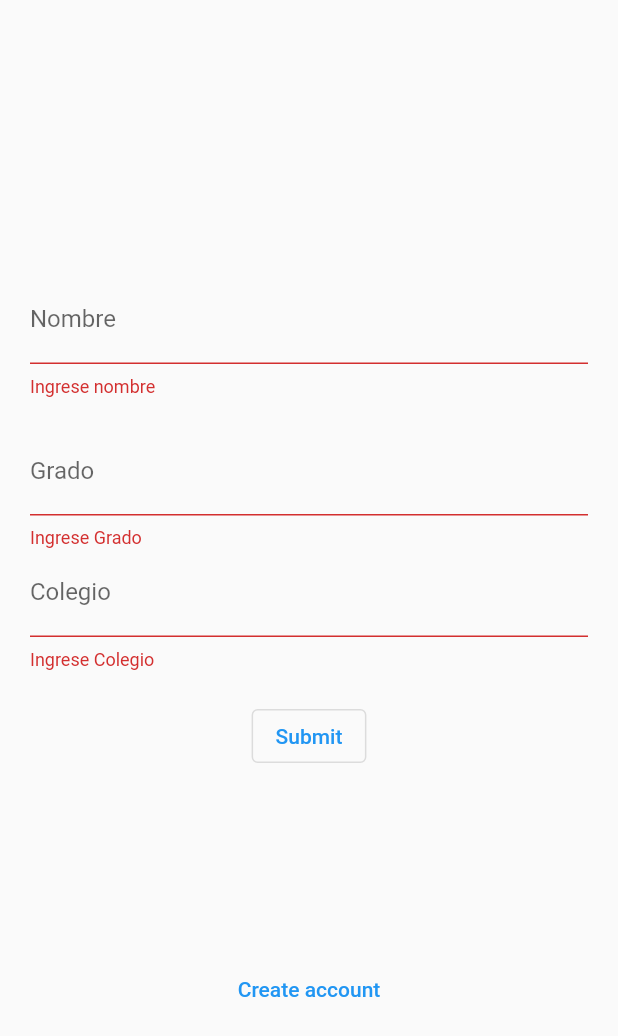
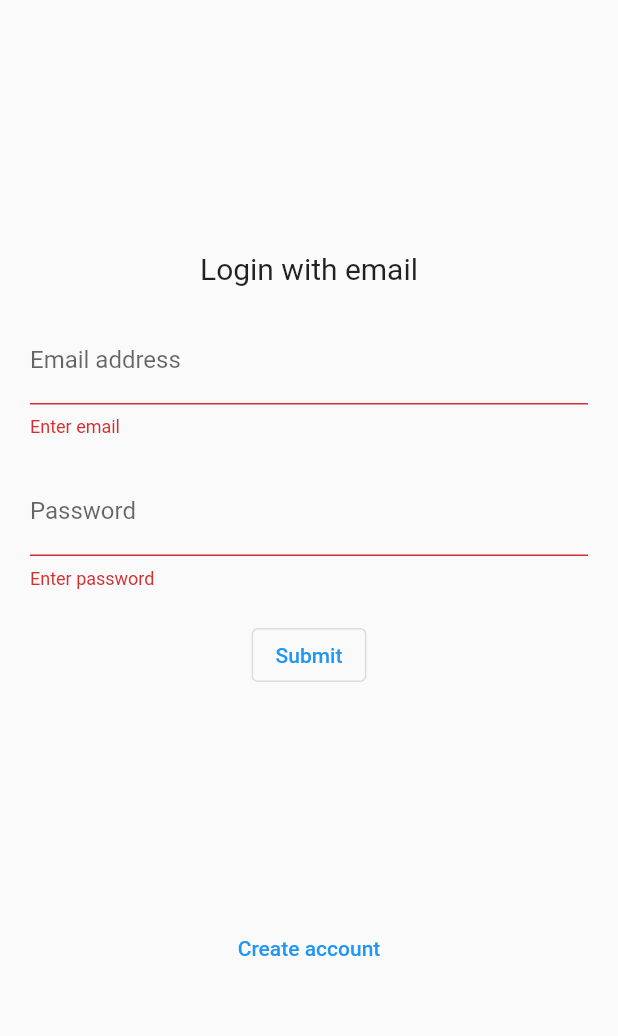
Before and after one commit to ATJaime/proyecto_movil, a Flutter app: the MyHomePage screen opened directly, after a tap on "Submit", on a phone screen of 412 x 824 dp. Shown: the top 1036 px of the screen. Run offline on Flutter 3.47's test engine with Material 2 defaults, Android fonts, the phone set to English and light mode, and no system bars; our stand-ins replace get, loggy; accounts and stored records are empty; network calls fail.

Commit message:
Autenticación

```diff
--- a/operaciones/lib/data_source/authentication_source.dart
+++ b/operaciones/lib/data_source/authentication_source.dart
@@ -3,16 +3,15 @@ import 'package:loggy/loggy.dart';
 import 'package:http/http.dart' as http;
 
 class AuthenticationDatatasource {
-  Future<String> login(String baseUrl, String name, String grade, String school) async {
+  Future<String> login(String baseUrl, String email, String password) async {
     final response = await http.post(
       Uri.parse("$baseUrl/login"),
       headers: <String, String>{
         'Content-Type': 'application/json; charset=UTF-8',
       },
       body: jsonEncode(<String, String>{
-        "username": name,
-        "password": grade,
-        "school": school
+        "username": email,
+        "password": password,
       }),
     );
 
@@ -27,16 +26,17 @@ class AuthenticationDatatasource {
     }
   }
 
-  Future<bool> signUp(String baseUrl, String name, String grade, String school) async {
+  Future<bool> signUp(String baseUrl, String email, String password) async {
     final response = await http.post(
       Uri.parse("$baseUrl/register"),
       headers: <String, String>{
         'Content-Type': 'application/json; charset=UTF-8',
       },
       body: jsonEncode(<String, String>{
-        "username": name,
-        "grade": grade,
-        "school": school,
+        "username": email,
+        "first_name": email,
+        "last_name": email,
+        "password": password,
       }),
     );
 
--- a/operaciones/lib/data_source/user_source.dart
+++ b/operaciones/lib/data_source/user_source.dart
@@ -4,7 +4,7 @@ import '../models/user.dart';
 import 'package:http/http.dart' as http;
 
 class UserDataSource {
-  final String apiKey = 'OLNkP0';
+  final String apiKey = 'LhNVPc';
 
   Future<List<User>> getUsers() async {
     List<User> users = [];
--- a/operaciones/lib/repositories/repository.dart
+++ b/operaciones/lib/repositories/repository.dart
@@ -10,20 +10,20 @@ class Repository {
 
   // the base url of the API should end without the /
   final String _baseUrl =
-      "http://ip172-18-0-46-ck87bmogftqg00eqvs0g-8000.direct.labs.play-with-docker.com";
+      'http://ip172-18-0-24-cka3udcsnmng00dvqcag-8000.direct.labs.play-with-docker.com';
 
   Repository() {
     _authenticationDataSource = AuthenticationDatatasource();
     _userDatatasource = UserDataSource();
   }
 
-  Future<bool> login(String name, String grade, String school) async {
-    token = await _authenticationDataSource.login(_baseUrl, name, grade, school);
+  Future<bool> login(String email, String password) async {
+    token = await _authenticationDataSource.login(_baseUrl, email, password);
     return true;
   }
 
-  Future<bool> signUp(String name, String grade, String school) async =>
-      await _authenticationDataSource.signUp(_baseUrl, name, grade, school);
+  Future<bool> signUp(String email, String password) async =>
+      await _authenticationDataSource.signUp(_baseUrl, email, password);
 
   Future<bool> logOut() async => await _authenticationDataSource.logOut();
 
--- a/operaciones/lib/ui/central.dart
+++ b/operaciones/lib/ui/central.dart
@@ -12,7 +12,7 @@ class Central extends StatelessWidget {
   Widget build(BuildContext context) {
     AuthenticationController authenticationController = Get.find();
     return Obx(() => authenticationController.isLogged
-        ? const MyHomePage()
-        : const StartPage());
+        ? const StartPage()
+        : const MyHomePage());
   }
 }
--- a/operaciones/lib/ui/controllers/authentication.dart
+++ b/operaciones/lib/ui/controllers/authentication.dart
@@ -8,16 +8,16 @@ class AuthenticationController extends GetxController {
 
   bool get isLogged => logged.value;
 
-  Future<void> login(name, grade, school) async {
+  Future<void> login(email, password) async {
     final AuthenticationUseCase authentication = Get.find();
-    await authentication.login(name, grade, school);
+    await authentication.login(email, password);
     logged.value = true;
   }
 
-  Future<bool> signUp(name, grade, school) async {
+  Future<bool> signUp(email, password) async {
     final AuthenticationUseCase authentication = Get.find();
     logInfo('Controller Sign Up');
-    await authentication.signUp(name, grade, school);
+    await authentication.signUp(email, password);
     return true;
   }
 
--- a/operaciones/lib/ui/home.dart
+++ b/operaciones/lib/ui/home.dart
@@ -1,8 +1,7 @@
 import 'package:flutter/material.dart';
 import 'package:get/get.dart';
-import 'package:operaciones/ui/controllers/authentication.dart';
 import 'package:loggy/loggy.dart';
-import 'controllers/controller.dart';
+import '../ui/controllers/authentication.dart';
 import 'signup.dart';
 
 class MyHomePage extends StatefulWidget {
@@ -14,16 +13,14 @@ class MyHomePage extends StatefulWidget {
 
 class _MyHomePageState extends State<MyHomePage> {
   final _formKey = GlobalKey<FormState>();
-  final controllerName = TextEditingController();
-  final controllerGrade = TextEditingController();
-  final controllerSchool = TextEditingController();
-  MyController controller = Get.find();
+  final controllerEmail = TextEditingController();
+  final controllerPassword = TextEditingController();
   AuthenticationController authenticationController = Get.find();
 
-  _login(theName, theGrade, theSchool) async {
-    logInfo('_login $theName $theGrade, $theSchool');
+  _login(theEmail, thePassword) async {
+    logInfo('_login $theEmail $thePassword');
     try {
-      await authenticationController.login(theName, theGrade, theSchool);
+      await authenticationController.login(theEmail, thePassword);
     } catch (err) {
       Get.snackbar(
         "Login",
@@ -49,20 +46,22 @@ class _MyHomePageState extends State<MyHomePage> {
                   mainAxisAlignment: MainAxisAlignment.center,
                   children: [
                     const Text(
-                      "",
+                      "Login with email",
                       style: TextStyle(fontSize: 20),
                     ),
                     const SizedBox(
                       height: 20,
                     ),
                     TextFormField(
-                      keyboardType: TextInputType.name,
-                      controller: controllerName,
+                      keyboardType: TextInputType.emailAddress,
+                      controller: controllerEmail,
                       decoration:
-                          const InputDecoration(labelText: "Nombre"),
+                          const InputDecoration(labelText: "Email address"),
                       validator: (String? value) {
                         if (value!.isEmpty) {
-                          return "Ingrese nombre";
+                          return "Enter email";
+                        } else if (!value.contains('@')) {
+                          return "Enter valid email address";
                         }
                         return null;
                       },
@@ -71,23 +70,15 @@ class _MyHomePageState extends State<MyHomePage> {
                       height: 20,
                     ),
                     TextFormField(
-                      controller: controllerGrade,
-                      decoration: const InputDecoration(labelText: "Grado"),
+                      controller: controllerPassword,
+                      decoration: const InputDecoration(labelText: "Password"),
                       keyboardType: TextInputType.number,
+                      obscureText: true,
                       validator: (String? value) {
                         if (value!.isEmpty) {
-                          return "Ingrese Grado";
-                        }
-                        return null;
-                      },
-                    ),
-                    TextFormField(
-                      controller: controllerSchool,
-                      decoration: const InputDecoration(labelText: "Colegio"),
-                      keyboardType: TextInputType.name,
-                      validator: (String? value) {
-                        if (value!.isEmpty) {
-                          return "Ingrese Colegio";
+                          return "Enter password";
+                        } else if (value.length < 6) {
+                          return "Password should have at least 6 characters";
                         }
                         return null;
                       },
@@ -103,7 +94,7 @@ class _MyHomePageState extends State<MyHomePage> {
                           form!.save();
                           if (_formKey.currentState!.validate()) {
                             await _login(
-                                controllerName.text, controllerGrade.text, controllerSchool.text);
+                                controllerEmail.text, controllerPassword.text);
                           }
                         },
                         child: const Text("Submit")),
--- a/operaciones/lib/ui/signup.dart
+++ b/operaciones/lib/ui/signup.dart
@@ -12,14 +12,13 @@ class SignUp extends StatefulWidget {
 
 class _FirebaseSignUpState extends State<SignUp> {
   final _formKey = GlobalKey<FormState>();
-  final controllerName = TextEditingController();
-  final controllerGrade = TextEditingController();
-  final controllerSchool = TextEditingController();
+  final controllerEmail = TextEditingController(text: 'a@a.com');
+  final controllerPassword = TextEditingController(text: '123456');
   AuthenticationController authenticationController = Get.find();
 
-  _signup(theName, theGrade, theSchool) async {
+  _signup(theEmail, thePassword) async {
     try {
-      await authenticationController.signUp(theName, theGrade, theSchool);
+      await authenticationController.signUp(theEmail, thePassword);
 
       Get.snackbar(
         "Sign Up",
@@ -58,13 +57,17 @@ class _FirebaseSignUpState extends State<SignUp> {
                           height: 20,
                         ),
                         TextFormField(
-                          keyboardType: TextInputType.name,
-                          controller: controllerName,
+                          keyboardType: TextInputType.emailAddress,
+                          controller: controllerEmail,
                           decoration:
-                              const InputDecoration(labelText: "Nombre"),
-                          validator: (String? value) {
-                            if (value!.isEmpty) {
-                              return "Ingrese nombre";
+                              const InputDecoration(labelText: "Email address"),
+                          validator: (value) {
+                            if (value == null || value.isEmpty) {
+                              logError('SignUp validation empty email');
+                              return "Enter email";
+                            } else if (!value.contains('@')) {
+                              logError('SignUp validation invalid email');
+                              return "Enter valid email address";
                             }
                             return null;
                           },
@@ -73,23 +76,16 @@ class _FirebaseSignUpState extends State<SignUp> {
                           height: 20,
                         ),
                         TextFormField(
-                          controller: controllerGrade,
-                          decoration: const InputDecoration(labelText: "Grado"),
+                          controller: controllerPassword,
+                          decoration:
+                              const InputDecoration(labelText: "Password"),
                           keyboardType: TextInputType.number,
-                          validator: (String? value) {
+                          obscureText: true,
+                          validator: (value) {
                             if (value!.isEmpty) {
-                              return "Ingrese Grado";
-                            }
-                            return null;
-                          },
-                        ),
-                        TextFormField(
-                          controller: controllerSchool,
-                          decoration: const InputDecoration(labelText: "Colegio"),
-                          keyboardType: TextInputType.name,
-                          validator: (String? value) {
-                            if (value!.isEmpty) {
-                              return "Ingrese Colegio";
+                              return "Enter password";
+                            } else if (value.length < 6) {
+                              return "Password should have at least 6 characters";
                             }
                             return null;
                           },
@@ -105,8 +101,8 @@ class _FirebaseSignUpState extends State<SignUp> {
                               FocusScope.of(context).requestFocus(FocusNode());
                               if (_formKey.currentState!.validate()) {
                                 logInfo('SignUp validation form ok');
-                                await _signup(controllerName.text,
-                                    controllerGrade.text, controllerSchool.text);
+                                await _signup(controllerEmail.text,
+                                    controllerPassword.text);
                               } else {
                                 logError('SignUp validation form nok');
                               }
--- a/operaciones/lib/use_case/authentication_case.dart
+++ b/operaciones/lib/use_case/authentication_case.dart
@@ -4,11 +4,11 @@ import 'package:get/get.dart';
 class AuthenticationUseCase {
   final Repository _repository = Get.find();
 
-  Future<bool> login(String name, String grade, String school) async =>
-      await _repository.login(name, grade, school);
+  Future<bool> login(String email, String password) async =>
+      await _repository.login(email, password);
 
-  Future<bool> signUp(String name, String grade, String school) async =>
-      await _repository.signUp(name, grade, school);
+  Future<bool> signUp(String email, String password) async =>
+      await _repository.signUp(email, password);
 
   Future<bool> logOut() async => await _repository.logOut();
 }
```
Also changed, not shown: operaciones/lib/models/user.dart (+14 -16 lines), operaciones/lib/use_case/user_case.dart (line endings or trailing spaces).
